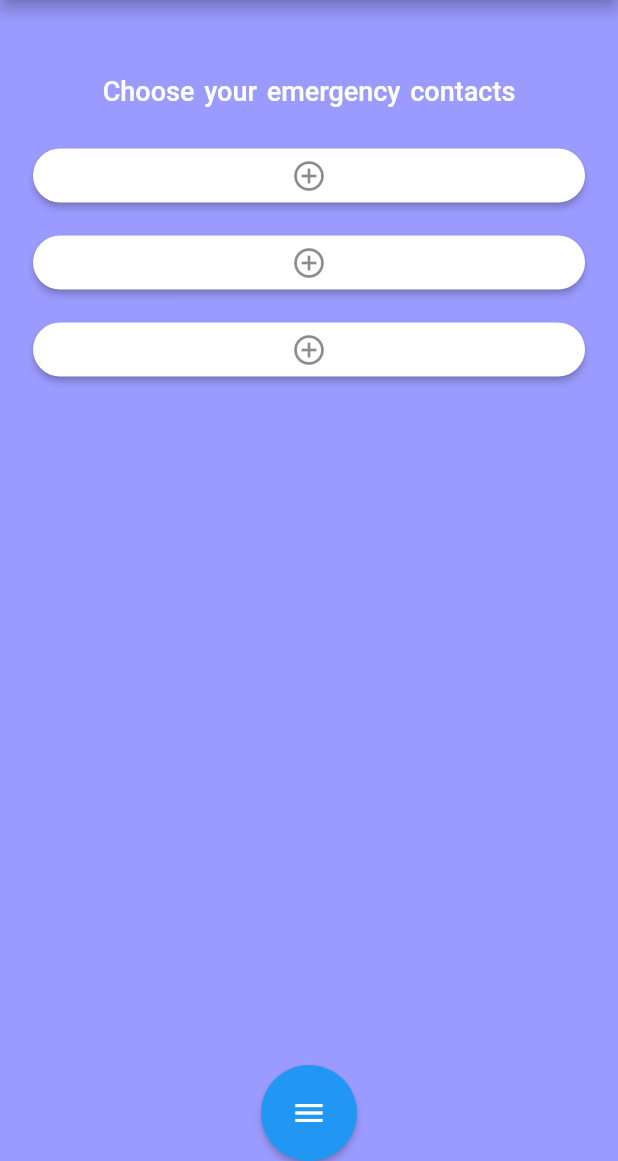
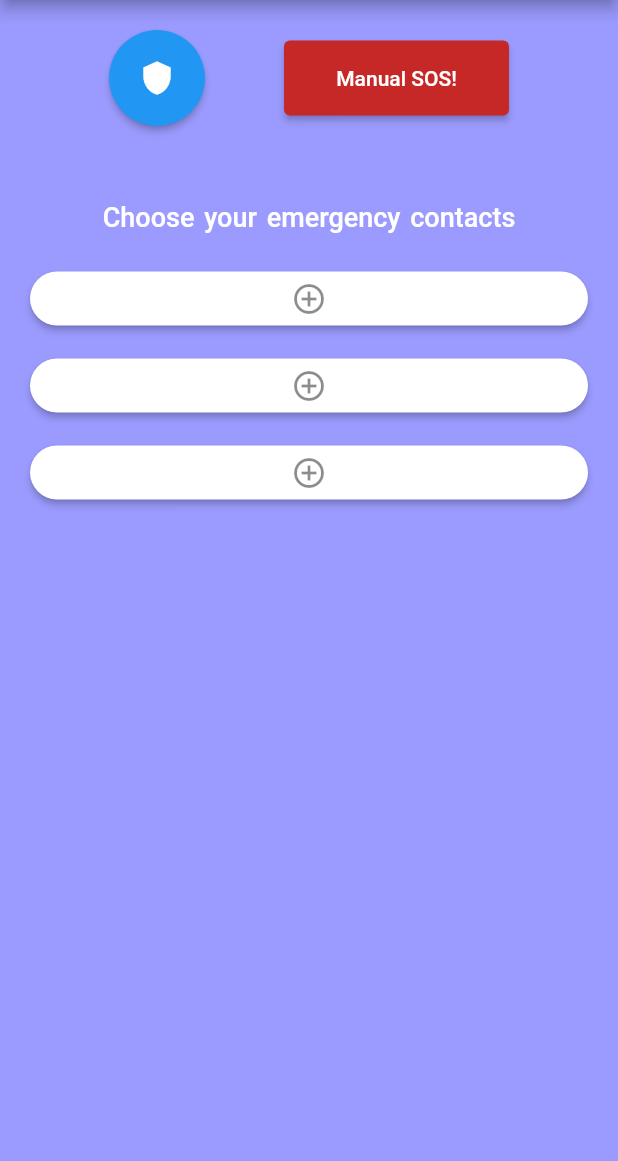
Before and after one commit to Aaditya1612/AutoBuddy, a Flutter app: the HomePageView screen opened by its route, on a phone screen of 412 x 824 dp, the part 75-1236 px from its top. Run offline on Flutter 3.47's test engine with Material 2 defaults, Android fonts, the phone set to English and light mode, and no system bars; our stand-ins replace audioplayers, camera, cloud_firestore, csv, firebase_auth, firebase_core and 8 more; missing offline and left inert: background_sms, fluttercontactpicker, geoflutterfire2, mailer, string_similarity; accounts and stored records are empty; project files that could hold a hidden picture were left out.

Commit message:
manual controller

```diff
--- a/lib/emergency_contact/function.dart
+++ b/lib/emergency_contact/function.dart
@@ -232,7 +232,7 @@ class _emergency_cntState extends State<emergency_cnt> {
   @override
   Widget build(BuildContext context) {
     return Expanded(
-      child: ListView(padding: const EdgeInsets.all(22.0), children: [
+      child: ListView(children: [
         if (name1 != "" && name1 != 'null') ...[
           Container(
             child: emergencyContactTile(name1, number1, email1, 1),
--- a/lib/functions/speech.dart
+++ b/lib/functions/speech.dart
@@ -343,12 +343,15 @@ class _ServiceActivatorState extends State<ServiceActivator> {
 
   @override
   Widget build(BuildContext context) {
-    return ElevatedButton(
+    return Row(
+      mainAxisAlignment: MainAxisAlignment.spaceEvenly,
+      children: [
+        ElevatedButton(
           onPressed: () async {
             await _getPermission();
             _setupSpeechRecognition();
           },
-      child: Icon(Icons.menu),
+          child: Icon(Icons.shield),
           style: ButtonStyle(
             shape: MaterialStateProperty.all(CircleBorder()),
             padding: MaterialStateProperty.all(EdgeInsets.all(20)),
@@ -359,6 +362,25 @@ class _ServiceActivatorState extends State<ServiceActivator> {
                 return Colors.red; // <-- Splash color
             }),
           ),
+        ),
+        SizedBox(
+          width: 150,
+          height: 50,
+          child: ElevatedButton(
+              style: ButtonStyle(
+                  backgroundColor:
+                      MaterialStateProperty.all(Colors.red.shade800)),
+              onPressed: () async {
+                await fetchLocation();
+                await _sendEmailToCommunity();
+                _sendMessage(
+                    "+918638332396",
+                    """Need help My Location is https://www.google.com/maps/place/$latitude+$longitude""",
+                    1);
+              },
+              child: Text("Manual SOS!")),
+        )
+      ],
     );
   }
 
--- a/lib/views/home_view.dart
+++ b/lib/views/home_view.dart
@@ -130,8 +130,11 @@ class _HomePageViewState extends State<HomePageView> {
     return Scaffold(
       backgroundColor: Color.fromARGB(100, 0, 0, 255),
       appBar: GlobalAppBar().show("AutoBuddy", ""),
-      body: Column(
+      body: Padding(
+        padding: const EdgeInsets.all(20.0),
+        child: Column(
           children: [
+            ServiceActivator(cameras: cameras, sms_sender: false),
             SizedBox(
               height: 50,
             ),
@@ -143,9 +146,12 @@ class _HomePageViewState extends State<HomePageView> {
                   wordSpacing: 2,
                   fontWeight: FontWeight.w500),
             ),
+            SizedBox(
+              height: 20,
+            ),
             emergency_cnt(),
-          ServiceActivator(cameras: cameras, sms_sender: false)
           ],
+        ),
       ),
     );
   }
```
Also changed, not shown: lib/manual_controller/manual_controller.dart (added, +15 -0 lines). Lines whose indentation alone changed are shown as unchanged.
